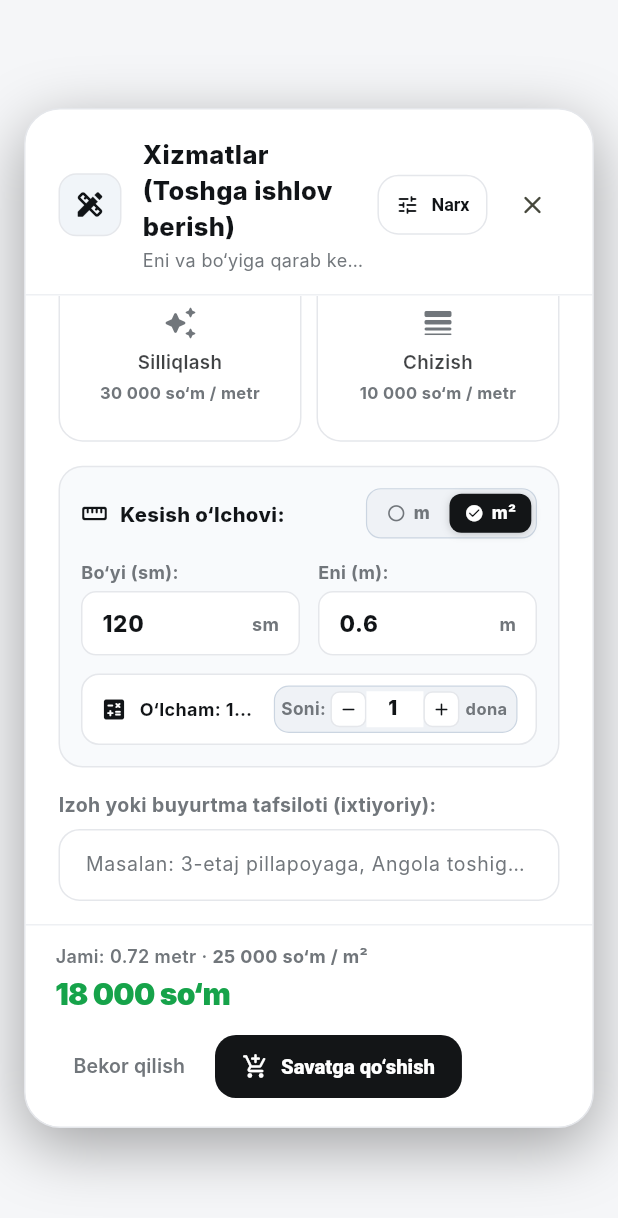
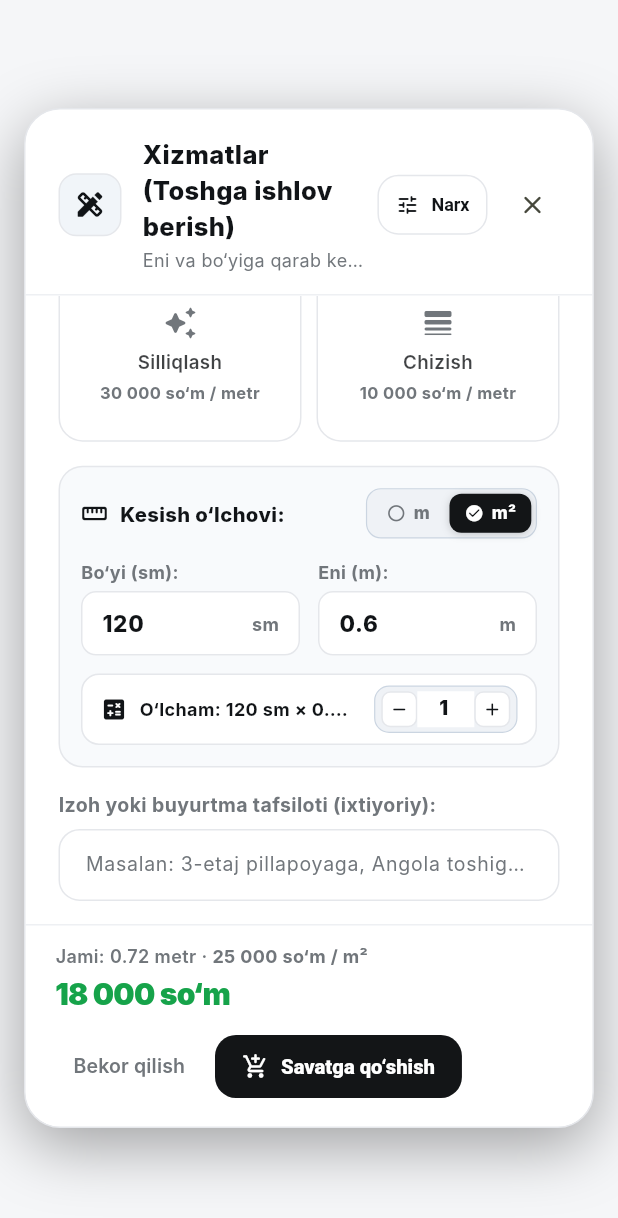
Before and after one commit to fasliddin2007astral-cyber/stonex_erp, a Flutter app: the StoneServicesDialog widget shown alone on an empty page, opened directly with empty values, scrolled down 189 dp, on a phone screen of 412 x 824 dp. Shown: the top 1218 px of the screen. Run offline on Flutter 3.47's test engine with Material 3 defaults, Android fonts, the phone set to English and light mode, and no system bars; our stand-ins replace camera, image_picker, pdf, printing, qr_flutter; missing offline and left inert: zxing2; accounts and stored records are empty; network calls fail; Roboto replaces fonts that are missing (Inter).

Commit message:
fix(services): remove soni and dona labels from stepper widget

```diff
--- a/app/lib/ui/stone_services_dialog.dart
+++ b/app/lib/ui/stone_services_dialog.dart
@@ -864,7 +864,7 @@ class _StoneServicesDialogState extends State<StoneServicesDialog> {
                                   ),
                                   const SizedBox(width: 10),
 
-                                  // O‘ng tomonga mahkam yopishtirilgan sonini (dona) kiritish qismi
+                                  // O‘ng tomonga mahkam yopishtirilgan sonini boshqarish steppri: [-] 1 [+]
                                   Container(
                                     padding: const EdgeInsets.symmetric(horizontal: 4, vertical: 3),
                                     decoration: BoxDecoration(
@@ -878,14 +878,6 @@ class _StoneServicesDialogState extends State<StoneServicesDialog> {
                                     child: Row(
                                       mainAxisSize: MainAxisSize.min,
                                       children: [
-                                        Text(
-                                          'Soni: ',
-                                          style: TextStyle(
-                                            fontSize: 11.5,
-                                            fontWeight: FontWeight.w700,
-                                            color: context.mutedColor,
-                                          ),
-                                        ),
                                         InkWell(
                                           onTap: () => _adjustPieces(-1),
                                           borderRadius: BorderRadius.circular(6),
@@ -941,16 +933,6 @@ class _StoneServicesDialogState extends State<StoneServicesDialog> {
                                             ),
                                           ),
                                         ),
-                                        const SizedBox(width: 4),
-                                        Text(
-                                          'dona',
-                                          style: TextStyle(
-                                            fontSize: 11,
-                                            fontWeight: FontWeight.w700,
-                                            color: context.mutedColor,
-                                          ),
-                                        ),
-                                        const SizedBox(width: 2),
                                       ],
                                     ),
                                   ),
```
